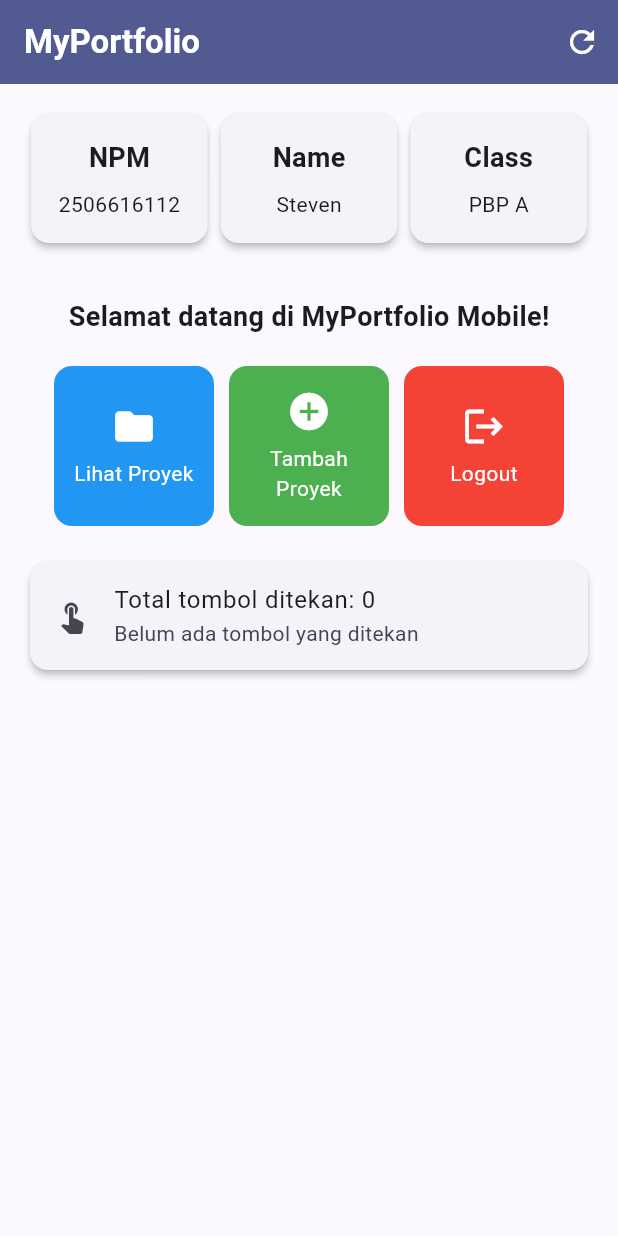
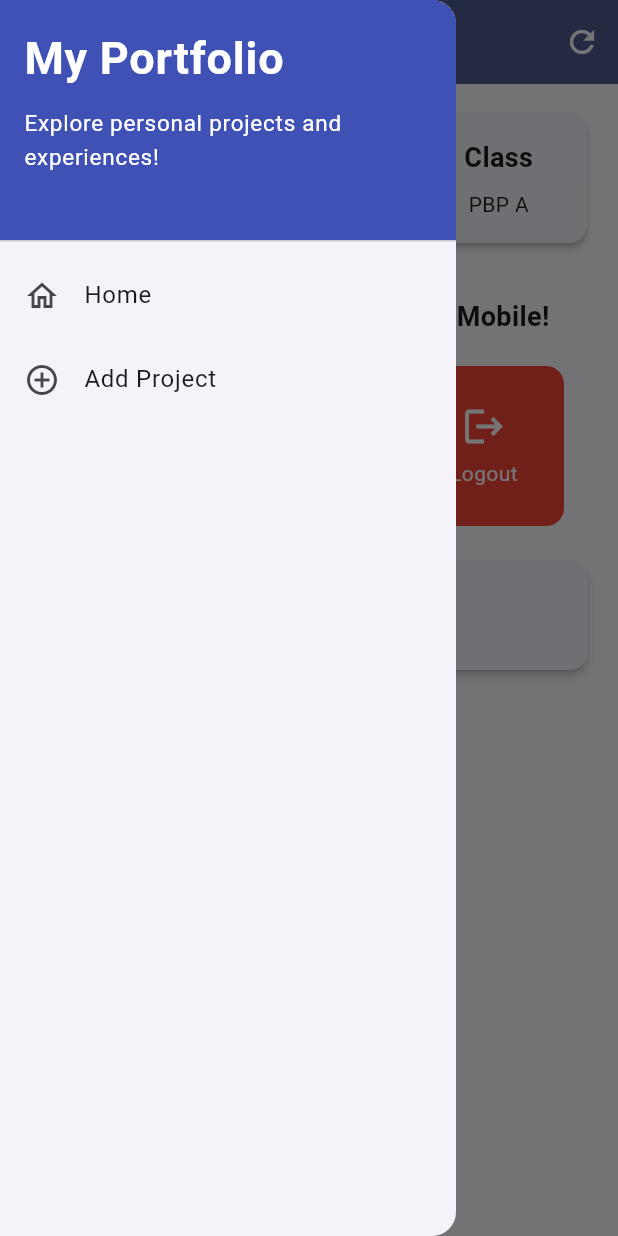
Before and after one commit to tipen7/myportofolio_mobile, a Flutter app: the screen it shows after launch, with the side drawer open (before the commit the screen has no drawer), on a phone screen of 412 x 824 dp. Run offline on Flutter 3.47's test engine with Material 3 defaults, Android fonts, the phone set to English and light mode, and no system bars.

Commit message:
feat(tutorial): finished Tutorial 9

```diff
--- a/lib/main.dart
+++ b/lib/main.dart
@@ -1,5 +1,5 @@
 import 'package:flutter/material.dart';
-import 'package:myportofolio_mobile/menu.dart';
+import 'package:myportofolio_mobile/screens/menu.dart';
 
 void main() {
   runApp(const MyApp());
--- /dev/null
+++ b/lib/screens/menu.dart
@@ -0,0 +1,173 @@
+import 'package:flutter/material.dart';
+import 'package:myportofolio_mobile/widgets/left_drawer.dart';
+import 'package:myportofolio_mobile/widgets/project_card.dart';
+
+class MyHomePage extends StatefulWidget {
+
+  const MyHomePage({super.key});
+
+  @override
+  State<MyHomePage> createState() => _MyHomePageState();
+
+}
+
+class _MyHomePageState extends State<MyHomePage> {
+  final String npm = "2506616112";
+  final String nama = "Steven";
+  final String kelas = "PBP A";
+
+  // Setiap tombol memiliki warna unik: biru, hijau, dan merah.
+  final List<ItemHomepage> items = const [
+    ItemHomepage("Lihat Proyek", Icons.folder, Colors.blue),
+    ItemHomepage("Tambah Proyek", Icons.add_circle, Colors.green),
+    ItemHomepage("Logout", Icons.logout, Colors.red),
+  ];
+
+  // Interaktivitas tambahan: hitung total tekan & simpan tombol terakhir.
+  int _totalTaps = 0;
+  String? _lastPressed;
+
+  void _onItemTap(ItemHomepage item) {
+    setState(() {
+      _totalTaps++;
+      _lastPressed = item.name;
+    });
+
+    ScaffoldMessenger.of(context)
+      ..hideCurrentSnackBar()
+      ..showSnackBar(
+        SnackBar(
+          backgroundColor: item.color,
+          behavior: SnackBarBehavior.floating,
+          content: Text("Kamu telah menekan tombol ${item.name}!"),
+        ),
+      );
+  }
+
+  void _resetCounter() {
+    setState(() {
+      _totalTaps = 0;
+      _lastPressed = null;
+    });
+  }
+
+  @override
+  Widget build(BuildContext context) {
+    return Scaffold(
+      appBar: AppBar(
+        title: const Text(
+          'MyPortfolio',
+          style: TextStyle(color: Colors.white, fontWeight: FontWeight.bold),
+        ),
+        backgroundColor: Theme.of(context).colorScheme.primary,
+        actions: [
+          IconButton(
+            tooltip: 'Reset penghitung',
+            icon: const Icon(Icons.refresh, color: Colors.white),
+            onPressed: _resetCounter,
+          ),
+        ],
+      ),
+      drawer: const LeftDrawer(),
+      body: SingleChildScrollView(
+        padding: const EdgeInsets.all(16.0),
+        child: Column(
+          crossAxisAlignment: CrossAxisAlignment.center,
+          children: [
+            Row(
+              mainAxisAlignment: MainAxisAlignment.spaceEvenly,
+              children: [
+                InfoCard(title: 'NPM', content: npm),
+                InfoCard(title: 'Name', content: nama),
+                InfoCard(title: 'Class', content: kelas),
+              ],
+            ),
+            const SizedBox(height: 16.0),
+            const Padding(
+              padding: EdgeInsets.only(top: 16.0),
+              child: Text(
+                'Selamat datang di MyPortfolio Mobile!',
+                style: TextStyle(fontWeight: FontWeight.bold, fontSize: 18.0),
+              ),
+            ),
+            GridView.count(
+              primary: false,
+              padding: const EdgeInsets.all(20),
+              crossAxisSpacing: 10,
+              mainAxisSpacing: 10,
+              crossAxisCount: 3,
+              shrinkWrap: true,
+              children: items
+                  .map((item) => ItemCard(item, onTap: () => _onItemTap(item)))
+                  .toList(),
+            ),
+            // Widget tambahan: ringkasan aktivitas tombol.
+            ActivityCard(totalTaps: _totalTaps, lastPressed: _lastPressed),
+          ],
+        ),
+      ),
+    );
+  }
+}
+
+class InfoCard extends StatelessWidget {
+  final String title;
+  final String content;
+
+  const InfoCard({super.key, required this.title, required this.content});
+
+  @override
+  Widget build(BuildContext context) {
+    return Card(
+      elevation: 2.0,
+      child: Container(
+        width: MediaQuery.of(context).size.width / 3.5,
+        padding: const EdgeInsets.all(16.0),
+        child: Column(
+          children: [
+            Text(
+              title,
+              style: const TextStyle(
+                fontWeight: FontWeight.bold,
+                fontSize: 18.0,
+              ),
+            ),
+            const SizedBox(height: 8.0),
+            Text(content),
+          ],
+        ),
+      ),
+    );
+  }
+}
+
+class ItemHomepage {
+  final String name;
+  final IconData icon;
+  final Color color;
+
+  const ItemHomepage(this.name, this.icon, this.color);
+}
+
+class ActivityCard extends StatelessWidget {
+  final int totalTaps;
+  final String? lastPressed;
+
+  const ActivityCard({super.key, required this.totalTaps, this.lastPressed});
+
+  @override
+  Widget build(BuildContext context) {
+    return Card(
+      elevation: 2.0,
+      child: ListTile(
+        leading: const Icon(Icons.touch_app),
+        title: Text('Total tombol ditekan: $totalTaps'),
+        subtitle: Text(
+          lastPressed == null
+              ? 'Belum ada tombol yang ditekan'
+              : 'Terakhir: $lastPressed',
+        ),
+      ),
+    );
+  }
+}
--- /dev/null
+++ b/lib/widgets/left_drawer.dart
@@ -0,0 +1,61 @@
+import 'package:flutter/material.dart';
+import 'package:myportofolio_mobile/screens/menu.dart';
+
+import 'package:myportofolio_mobile/screens/project_form.dart';
+
+class LeftDrawer extends StatelessWidget {
+  const LeftDrawer({super.key});
+
+  @override
+  Widget build(BuildContext context) {
+    return Drawer(
+      child: ListView(
+        children: [
+          const DrawerHeader(
+            decoration: BoxDecoration(color: Colors.indigo),
+            child: Column(
+              crossAxisAlignment: CrossAxisAlignment.start,
+              children: [
+                Text(
+                  'My Portfolio',
+                  style: TextStyle(
+                    fontSize: 30,
+                    fontWeight: FontWeight.bold,
+                    color: Colors.white,
+                  ),
+                ),
+                SizedBox(height: 10),
+                Text(
+                  'Explore personal projects and experiences!',
+                  style: TextStyle(fontSize: 15, color: Colors.white),
+                ),
+              ],
+            ),
+          ),
+          ListTile(
+            leading: const Icon(Icons.home_outlined),
+            title: const Text('Home'),
+            // Navigasi ke halaman utama portofolio
+            onTap: () {
+              Navigator.pushReplacement(
+                context,
+                MaterialPageRoute(builder: (context) => MyHomePage()),
+              );
+            },
+          ),
+          ListTile(
+            leading: const Icon(Icons.add_circle_outline),
+            title: const Text('Add Project'),
+            // Navigasi ke halaman tambah proyek
+            onTap: () {
+              Navigator.pushReplacement(
+                context,
+                MaterialPageRoute(builder: (context) => const ProjectFormPage()),
+              );
+            },
+          ),
+        ],
+      ),
+    );
+  }
+}
--- /dev/null
+++ b/lib/widgets/project_card.dart
@@ -0,0 +1,56 @@
+import 'package:flutter/material.dart';
+import 'package:myportofolio_mobile/screens/menu.dart';
+import 'package:myportofolio_mobile/screens/project_form.dart';
+
+class ItemCard extends StatelessWidget {
+  final ItemHomepage item;
+  final VoidCallback onTap;
+
+  const ItemCard(this.item, {super.key, required this.onTap});
+
+  @override
+  Widget build(BuildContext context) {
+    return Material(
+      color: item.color,
+      borderRadius: BorderRadius.circular(12),
+      child: InkWell(
+        borderRadius: BorderRadius.circular(12),
+        onTap: () {
+          // Memunculkan SnackBar ketika diklik
+          ScaffoldMessenger.of(context)
+            ..hideCurrentSnackBar()
+            ..showSnackBar(
+              SnackBar(
+                content: Text("Kamu telah menekan tombol ${item.name}!"),
+              ),
+            );
+
+          // Navigate ke halaman yang sesuai
+          if (item.name == "Tambah Proyek") {
+            Navigator.push(
+              context,
+              MaterialPageRoute(builder: (context) => const ProjectFormPage()),
+            );
+          }
+        },
+        child: Container(
+          padding: const EdgeInsets.all(8),
+          child: Center(
+            child: Column(
+              mainAxisAlignment: MainAxisAlignment.center,
+              children: [
+                Icon(item.icon, color: Colors.white, size: 30.0),
+                const Padding(padding: EdgeInsets.all(3)),
+                Text(
+                  item.name,
+                  textAlign: TextAlign.center,
+                  style: const TextStyle(color: Colors.white),
+                ),
+              ],
+            ),
+          ),
+        ),
+      ),
+    );
+  }
+}
```
Also changed, not shown: lib/menu.dart (+22 -1 lines), lib/screens/project_form.dart (added, +212 -0 lines).
